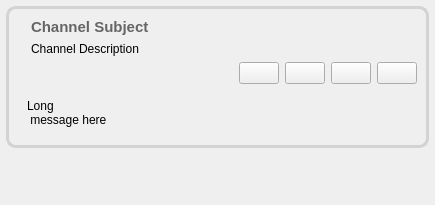
Above: retroshare-gui/src/gui/feeds/ChanMsgItem.ui from RetroShare/RetroShare before the change. Below: the same form after it.
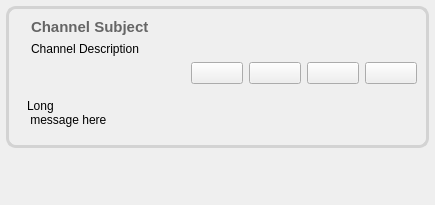
That is the form after the change. Icons and pictures are not drawn.

Commit message: some changes for Button stylesheets

```diff
--- a/retroshare-gui/src/gui/feeds/ChanMsgItem.ui
+++ b/retroshare-gui/src/gui/feeds/ChanMsgItem.ui
@@ -13,6 +13,26 @@
   <property name="windowTitle">
    <string>Form</string>
   </property>
+  <property name="styleSheet">
+   <string notr="true">QToolButton, QPushButton, QComboBox { 
+border-image: url(:/images/btn_26.png) 4;
+border-width: 4;
+padding: 0px 6px;
+font-size: 12px;
+}
+
+QToolButton:hover, QPushButton:hover, QComboBox:hover { 
+border-image: url(:/images/btn_26_hover.png) 4;
+}
+
+QToolButton:disabled, QPushButton:disabled, QComboBox::disabled {
+color:gray;
+}
+
+QToolButton:pressed, QPushButton:pressed{
+border-image: url(:/images/btn_26_pressed.png) 4;
+}</string>
+  </property>
   <layout class="QGridLayout" name="gridLayout_3">
    <property name="horizontalSpacing">
     <number>0</number>
@@ -124,6 +144,9 @@
           <property name="toolTip">
            <string>Expand</string>
           </property>
+          <property name="styleSheet">
+           <string notr="true"/>
+          </property>
           <property name="text">
            <string/>
           </property>
```
Left out of the diff: 2 changed lines with no effect on the pictures. The commit also changes 1 other file.
